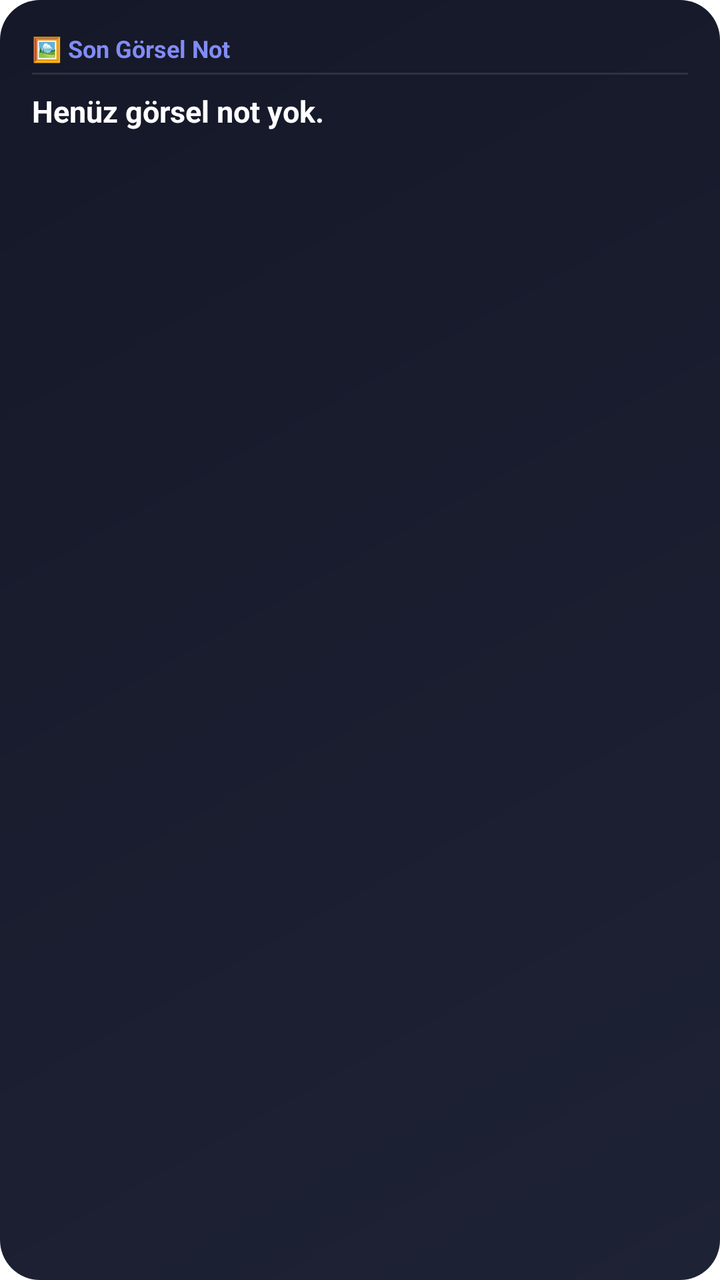
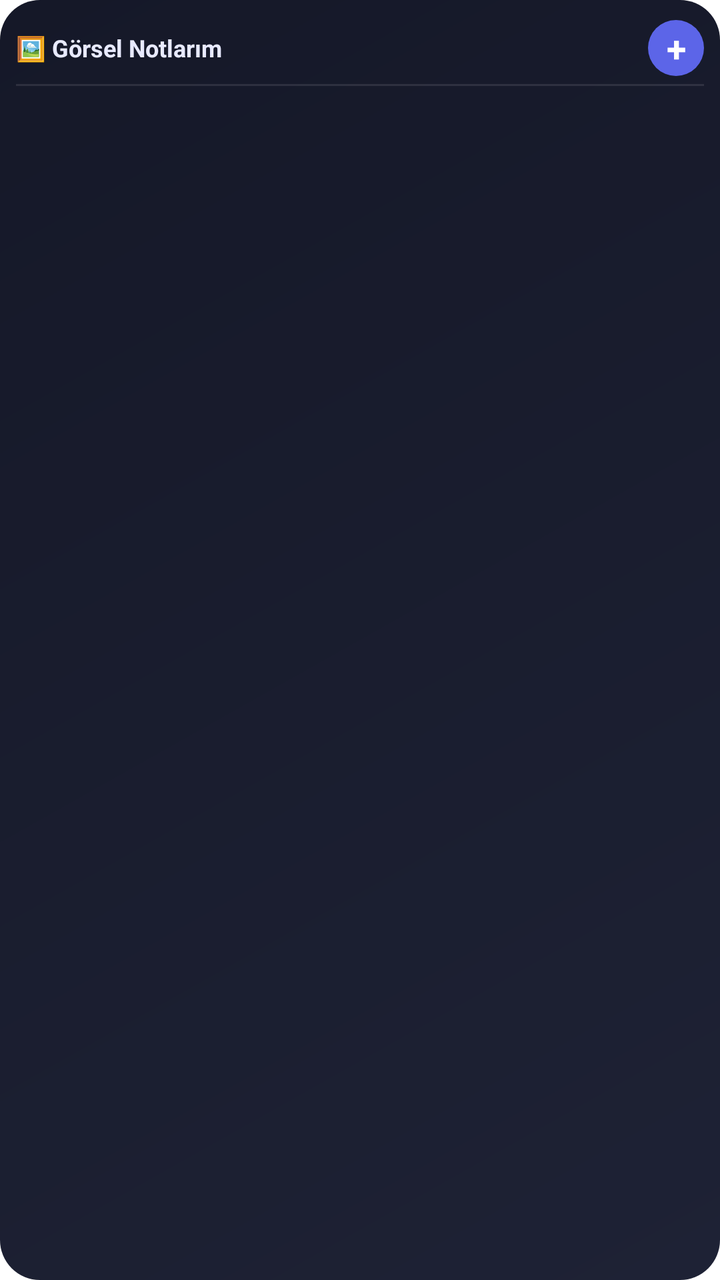

The first picture is an Android layout as it rendered before a commit; the second is the same layout after the commit. The layout source and the unified diff follow.
<!-- AndroidManifest.xml: fallback theme Theme.MaterialComponents.DayNight.NoActionBar -->
<!-- res/layout/widget_photo_note_layout.xml -->
<?xml version="1.0" encoding="utf-8"?>
<LinearLayout xmlns:android="http://schemas.android.com/apk/res/android"
    android:id="@+id/widget_root"
    android:layout_width="match_parent"
    android:layout_height="match_parent"
    android:background="@drawable/widget_links_bg"
    android:orientation="vertical"
    android:padding="16dp">

    <TextView
        android:id="@+id/widget_label"
        android:layout_width="wrap_content"
        android:layout_height="wrap_content"
        android:text="🖼️ Son Görsel Not"
        android:textColor="#818CF8"
        android:textSize="12sp"
        android:textStyle="bold" />

    
    <FrameLayout
        android:layout_width="match_parent"
        android:layout_height="1dp"
        android:background="#1AFFFFFF"
        android:layout_marginTop="4dp"
        android:layout_marginBottom="8dp" />

    <TextView
        android:id="@+id/widget_photo_title"
        android:layout_width="match_parent"
        android:layout_height="0dp"
        android:layout_weight="1"
        android:text="Henüz görsel not yok."
        android:textColor="#FFFFFF"
        android:textSize="15sp"
        android:textStyle="bold"
        android:maxLines="3"
        android:ellipsize="end" />

    <TextView
        android:id="@+id/widget_photo_category"
        android:layout_width="wrap_content"
        android:layout_height="wrap_content"
        android:layout_marginTop="6dp"
        android:background="@drawable/widget_photo_badge_bg"
        android:paddingLeft="8dp"
        android:paddingRight="8dp"
        android:paddingTop="3dp"
        android:paddingBottom="3dp"
        android:text="Kategori"
        android:textColor="#FFFFFF"
        android:textSize="9sp"
        android:textStyle="bold"
        android:visibility="gone" />

</LinearLayout>
<!-- resources referenced by this layout -->
<resources>
  <!-- drawable widget_links_bg (drawable) -->
  <?xml version="1.0" encoding="utf-8"?>
  <shape xmlns:android="http://schemas.android.com/apk/res/android"
      android:shape="rectangle">
      <gradient
          android:startColor="#1E2235"
          android:endColor="#151828"
          android:angle="135" />
      <corners android:radius="20dp" />
  </shape>
  <!-- drawable widget_photo_badge_bg (drawable) -->
  <?xml version="1.0" encoding="utf-8"?>
  <shape xmlns:android="http://schemas.android.com/apk/res/android">
      <solid android:color="#14B8A6" />
      <corners android:radius="6dp" />
  </shape>
</resources>

<!-- the commit's change to res/layout/widget_photo_note_layout.xml (unified diff, before → after) -->
@@ -1,55 +1,69 @@
 <?xml version="1.0" encoding="utf-8"?>
 <LinearLayout xmlns:android="http://schemas.android.com/apk/res/android"
-    android:id="@+id/widget_root"
     android:layout_width="match_parent"
     android:layout_height="match_parent"
     android:background="@drawable/widget_links_bg"
     android:orientation="vertical"
-    android:padding="16dp">
+    android:padding="8dp">
 
-    <TextView
-        android:id="@+id/widget_label"
-        android:layout_width="wrap_content"
-        android:layout_height="wrap_content"
-        android:text="🖼️ Son Görsel Not"
-        android:textColor="#818CF8"
-        android:textSize="12sp"
-        android:textStyle="bold" />
+    
+    <LinearLayout
+        android:layout_width="match_parent"
+        android:layout_height="32dp"
+        android:orientation="horizontal"
+        android:gravity="center_vertical">
+
+        <TextView
+            android:layout_width="0dp"
+            android:layout_height="wrap_content"
+            android:layout_weight="1"
+            android:text="🖼️ Görsel Notlarım"
+            android:textColor="#E8EAFF"
+            android:textSize="12sp"
+            android:textStyle="bold" />
+
+        
+        <TextView
+            android:id="@+id/widget_add_btn"
+            android:layout_width="28dp"
+            android:layout_height="28dp"
+            android:background="@drawable/widget_fab_bg"
+            android:text="+"
+            android:textColor="#FFFFFF"
+            android:textSize="18sp"
+            android:textStyle="bold"
+            android:gravity="center" />
+
+    </LinearLayout>
 
     
     <FrameLayout
         android:layout_width="match_parent"
         android:layout_height="1dp"
         android:background="#1AFFFFFF"
-        android:layout_marginTop="4dp"
-        android:layout_marginBottom="8dp" />
+        android:layout_marginTop="2dp"
+        android:layout_marginBottom="4dp" />
 
-    <TextView
-        android:id="@+id/widget_photo_title"
+    
+    <ListView
+        android:id="@+id/widget_photo_list"
         android:layout_width="match_parent"
         android:layout_height="0dp"
         android:layout_weight="1"
-        android:text="Henüz görsel not yok."
-        android:textColor="#FFFFFF"
-        android:textSize="15sp"
-        android:textStyle="bold"
-        android:maxLines="3"
-        android:ellipsize="end" />
+        android:divider="@android:color/transparent"
+        android:dividerHeight="4dp"
+        android:scrollbars="none" />
 
+    
     <TextView
-        android:id="@+id/widget_photo_category"
-        android:layout_width="wrap_content"
-        android:layout_height="wrap_content"
-        android:layout_marginTop="6dp"
-        android:background="@drawable/widget_photo_badge_bg"
-        android:paddingLeft="8dp"
-        android:paddingRight="8dp"
-        android:paddingTop="3dp"
-        android:paddingBottom="3dp"
-        android:text="Kategori"
-        android:textColor="#FFFFFF"
-        android:textSize="9sp"
-        android:textStyle="bold"
+        android:id="@+id/widget_photo_empty"
+        android:layout_width="match_parent"
+        android:layout_height="0dp"
+        android:layout_weight="1"
+        android:gravity="center"
+        android:text="Henüz görsel not yok\n+ ile ekleyin"
+        android:textColor="#80FFFFFF"
+        android:textSize="11sp"
         android:visibility="gone" />
 
 </LinearLayout>
<!-- resource entries referenced after the edit -->
@@ -1,5 +1,11 @@
 <!-- resources referenced by this layout -->
 <resources>
+  <!-- drawable widget_fab_bg (drawable) -->
+  <?xml version="1.0" encoding="utf-8"?>
+  <shape xmlns:android="http://schemas.android.com/apk/res/android"
+      android:shape="oval">
+      <solid android:color="#5C65E8" />
+  </shape>
   <!-- drawable widget_links_bg (drawable) -->
   <?xml version="1.0" encoding="utf-8"?>
   <shape xmlns:android="http://schemas.android.com/apk/res/android"
@@ -10,11 +16,5 @@
           android:angle="135" />
       <corners android:radius="20dp" />
   </shape>
-  <!-- drawable widget_photo_badge_bg (drawable) -->
-  <?xml version="1.0" encoding="utf-8"?>
-  <shape xmlns:android="http://schemas.android.com/apk/res/android">
-      <solid android:color="#14B8A6" />
-      <corners android:radius="6dp" />
-  </shape>
 </resources>
 
